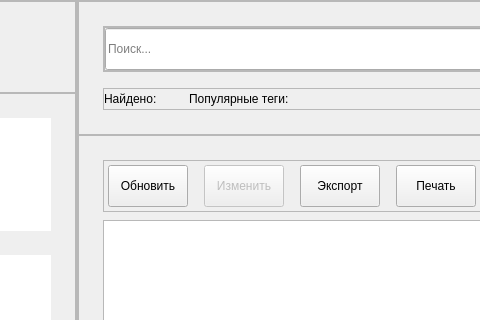
Above: ui/ui/main.ui from pntech-dev/Documents-Exp-Desktop before the change; both pictures show x 223 to 703 and y 0 to 320 of the 1064 by 600 pixel window. Below: the same form after it.
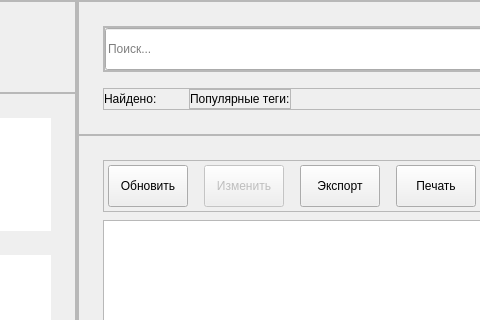
That is the form after the change. Custom widgets are drawn as their Qt base class.

Commit message: feat(ui): implement document counter logic

Patch:
```diff
--- a/ui/ui/main.ui
+++ b/ui/ui/main.ui
@@ -591,6 +591,30 @@
               </widget>
              </item>
              <item>
+              <widget class="QFrame" name="tags_frame">
+               <property name="frameShape">
+                <enum>QFrame::StyledPanel</enum>
+               </property>
+               <property name="frameShadow">
+                <enum>QFrame::Raised</enum>
+               </property>
+               <layout class="QHBoxLayout" name="horizontalLayout_8">
+                <property name="spacing">
+                 <number>16</number>
+                </property>
+                <property name="leftMargin">
+                 <number>0</number>
+                </property>
+                <property name="topMargin">
+                 <number>0</number>
+                </property>
+                <property name="rightMargin">
+                 <number>0</number>
+                </property>
+                <property name="bottomMargin">
+                 <number>0</number>
+                </property>
+                <item>
               <widget class="IconLabel" name="tags_label">
                <property name="sizePolicy">
                 <sizepolicy hsizetype="Preferred" vsizetype="Preferred">
@@ -601,6 +625,9 @@
                <property name="text">
                 <string>Популярные теги:</string>
                </property>
+                 </widget>
+                </item>
+               </layout>
               </widget>
              </item>
              <item>
```
Lines whose indentation alone changed are shown as unchanged. The commit also changes 6 other files.
